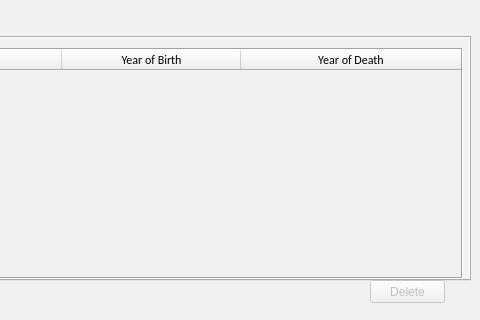
The window that Hopur21Verkefni/MyComputerScienceList/ui/showlist.ui (Hopur21/Hopur21) describes before a commit, drawn with Qt 5; both pictures show x 320 to 800 and y 0 to 320 of the 800 by 320 pixel window.
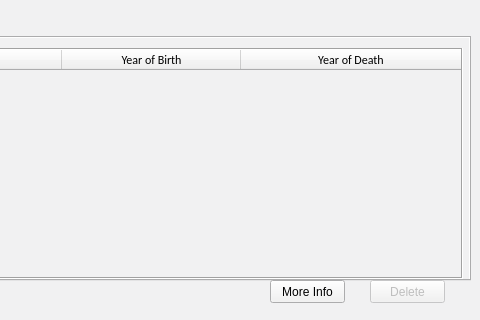
The same window after the commit. Icons and pictures are not drawn.

Commit message: more info for showlist

Diff of the .ui file:
```diff
--- a/Hopur21Verkefni/MyComputerScienceList/ui/showlist.ui
+++ b/Hopur21Verkefni/MyComputerScienceList/ui/showlist.ui
@@ -297,6 +297,19 @@
     <string>Delete</string>
    </property>
   </widget>
+  <widget class="QPushButton" name="Button_More_Info">
+   <property name="geometry">
+    <rect>
+     <x>590</x>
+     <y>280</y>
+     <width>75</width>
+     <height>23</height>
+    </rect>
+   </property>
+   <property name="text">
+    <string>More Info</string>
+   </property>
+  </widget>
  </widget>
  <resources>
   <include location="../resources.qrc"/>
```
Left out of the diff: 3 changed lines with no effect on the pictures. The commit also changes 3 other files.
